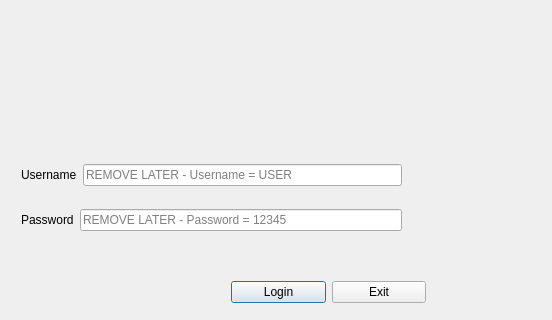
Above: QT_2DGraphicsModeler/logindialog.ui from campjake/2D-Graphics-Modeler before the change; both pictures show x 129 to 681 and y 103 to 423 of the 681 by 423 pixel window. Below: the same form after it.
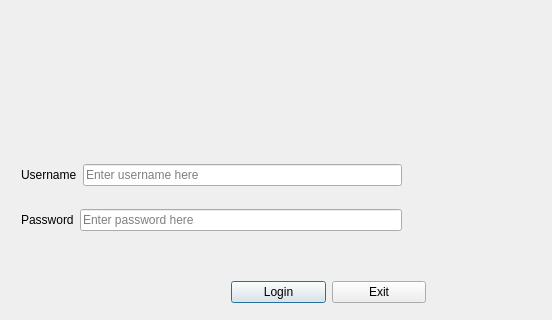
That is the form after the change. Icons and pictures are not drawn.

Patch:
```diff
--- a/QT_2DGraphicsModeler/logindialog.ui
+++ b/QT_2DGraphicsModeler/logindialog.ui
@@ -51,7 +51,7 @@
       <item>
        <widget class="QLineEdit" name="lineEdit_username">
         <property name="placeholderText">
-         <string>REMOVE LATER - Username = USER</string>
+         <string>Enter username here</string>
         </property>
        </widget>
       </item>
@@ -81,7 +81,7 @@
          <enum>QLineEdit::Password</enum>
         </property>
         <property name="placeholderText">
-         <string>REMOVE LATER - Password = 12345</string>
+         <string>Enter password here</string>
         </property>
         <property name="clearButtonEnabled">
          <bool>false</bool>
```
